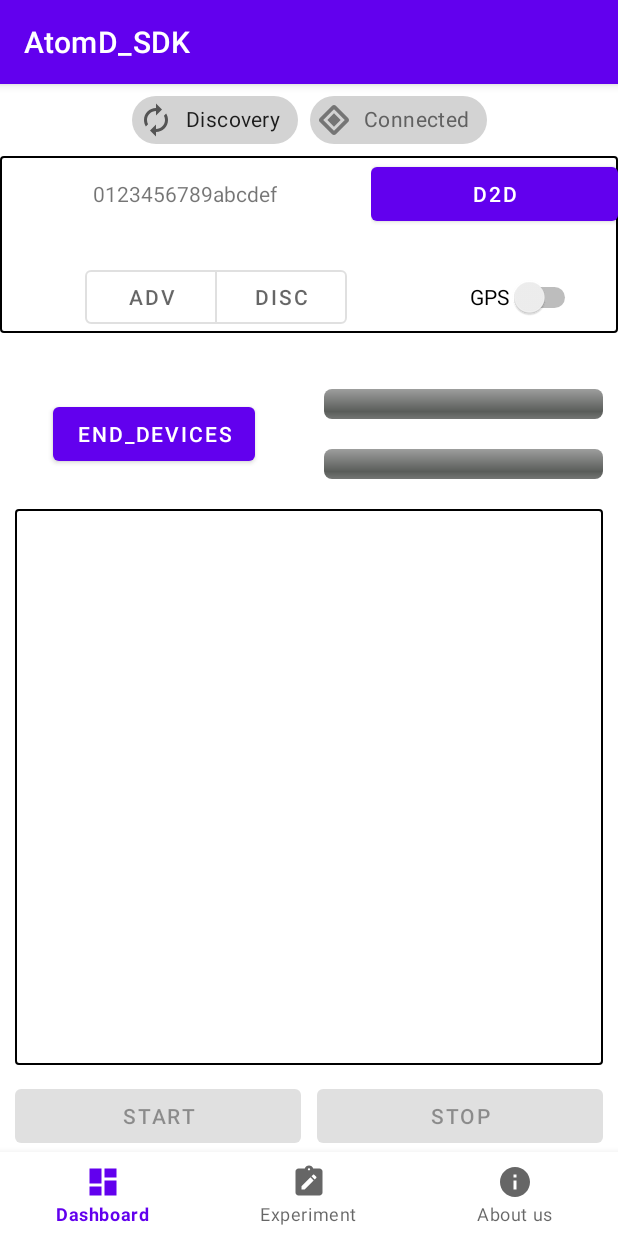
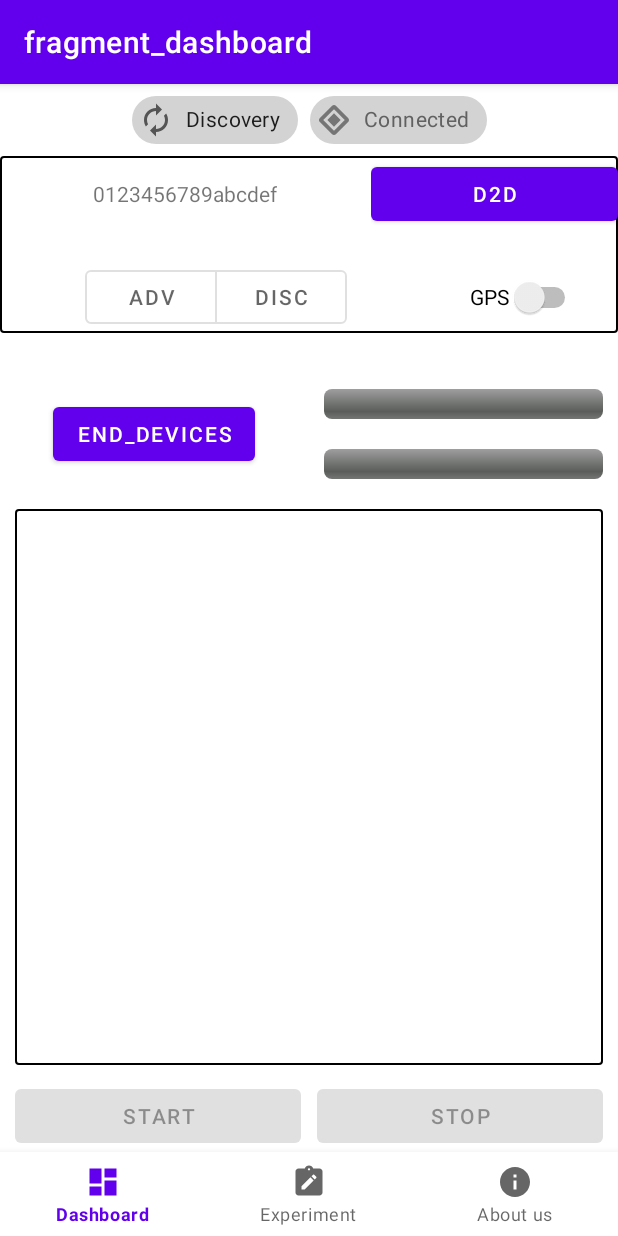
Before and after one commit to tlagos1/AtomD, an Android app: the screen it shows after launch (MainActivity), on a phone screen of 412 x 824 dp. Run offline under Robolectric (Android 15) with nearby library versions, the phone set to English and light mode, and no system bars; our stand-ins replace Room's generated code, navigation-ui; 1 statement that could not run was skipped.

Commit message:
navgraph updated

```diff
--- a/app/src/main/java/com/sorbonne/atom_d/MainActivity.kt
+++ b/app/src/main/java/com/sorbonne/atom_d/MainActivity.kt
@@ -9,6 +9,9 @@ import android.view.View
 import androidx.activity.result.contract.ActivityResultContracts
 import androidx.lifecycle.ViewModelProvider
 import androidx.navigation.fragment.NavHostFragment
+import androidx.navigation.ui.AppBarConfiguration
+import androidx.navigation.ui.setupActionBarWithNavController
+import androidx.navigation.ui.setupWithNavController
 import com.sorbonne.atom_d.ui.dashboard.DashboardFragment
 import com.sorbonne.d2d.D2D
 import com.sorbonne.d2d.D2DListener
@@ -22,9 +25,8 @@ class MainActivity : AppCompatActivity(), D2DListener {
     private lateinit var viewModel: MainViewModel
 
 
-    private val navHostFragment: NavHostFragment? by lazy {
-        supportFragmentManager.findFragmentById(R.id.nav_host_container) as? NavHostFragment
-    }
+    private lateinit var navHostFragment: NavHostFragment
+    private lateinit var appBarConfiguration: AppBarConfiguration
 
 
     var d2d: D2D ?= null
@@ -66,14 +68,23 @@ class MainActivity : AppCompatActivity(), D2DListener {
         setContentView(R.layout.activity_main)
         findViewById<View>(R.id.main_layout)
 
-        if(savedInstanceState==null) {
-            setupBottomNavigation()
-        }
+        navHostFragment =
+            supportFragmentManager.findFragmentById(R.id.nav_host_container) as NavHostFragment
+
+        val navController = navHostFragment.navController
+        findViewById<BottomNavigationView>(R.id.bottom_nav).setupWithNavController(navController)
+
+        appBarConfiguration = AppBarConfiguration(
+            setOf(R.id.dashboardFragment, R.id.experimentFragment, R.id. aboutUsFragment)
+        )
+
+        setupActionBarWithNavController(navController, appBarConfiguration)
+
     }
 
     override fun onConnectivityChange(active: Boolean) {
         super.onConnectivityChange(active)
-        navHostFragment?.childFragmentManager?.fragments?.forEach{
+        navHostFragment.childFragmentManager.fragments.forEach{
             try {
                 (it as? DashboardFragment)?.onConnectivityChange(active)
             } catch (e: Exception){
@@ -84,7 +95,7 @@ class MainActivity : AppCompatActivity(), D2DListener {
 
     override fun onDiscoveryChange(active: Boolean) {
         super.onDiscoveryChange(active)
-        navHostFragment?.childFragmentManager?.fragments?.forEach{
+        navHostFragment.childFragmentManager.fragments.forEach{
             try {
                 (it as? DashboardFragment)?.onDiscoveryChange(active)
             } catch (e: Exception){
@@ -99,23 +110,4 @@ class MainActivity : AppCompatActivity(), D2DListener {
             requestPermissionsLauncher.launch(it.toTypedArray())
         }
     }
-
-
-    private fun setupBottomNavigation(){
-        val bottomNavigationView : BottomNavigationView = findViewById(R.id.bottom_nav)
-
-        val navGraphList = mutableListOf<Int>()
-        navGraphList.add(R.navigation.dashboard)
-        navGraphList.add(R.navigation.experiment)
-        navGraphList.add(R.navigation.about_us)
-
-        NavigationExtensions()
-            .setupWithNavController(
-                bottomNavigationView,
-                navGraphList,
-                supportFragmentManager,
-                R.id.nav_host_container,
-                intent
-            )
-    }
 }
--- a/app/src/main/res/layout/activity_main.xml
+++ b/app/src/main/res/layout/activity_main.xml
@@ -11,9 +11,11 @@
 
     <androidx.fragment.app.FragmentContainerView
         android:id="@+id/nav_host_container"
+        android:name="androidx.navigation.fragment.NavHostFragment"
         android:layout_width="match_parent"
         android:layout_height="0dp"
-        android:layout_weight="1" />
+        android:layout_weight="1"
+        app:navGraph="@navigation/nav_graph" />
 
     <com.google.android.material.bottomnavigation.BottomNavigationView
         android:id="@+id/bottom_nav"
--- /dev/null
+++ b/app/src/main/res/navigation/nav_graph.xml
@@ -0,0 +1,11 @@
+<?xml version="1.0" encoding="utf-8"?>
+<navigation xmlns:android="http://schemas.android.com/apk/res/android"
+    xmlns:app="http://schemas.android.com/apk/res-auto"
+    android:id="@+id/nav_graph"
+    app:startDestination="@+id/navigation_dashboard">
+
+    <include app:graph="@navigation/dashboard" />
+    <include app:graph="@navigation/experiment"/>
+    <include app:graph="@navigation/about_us" />
+
+</navigation>
```
